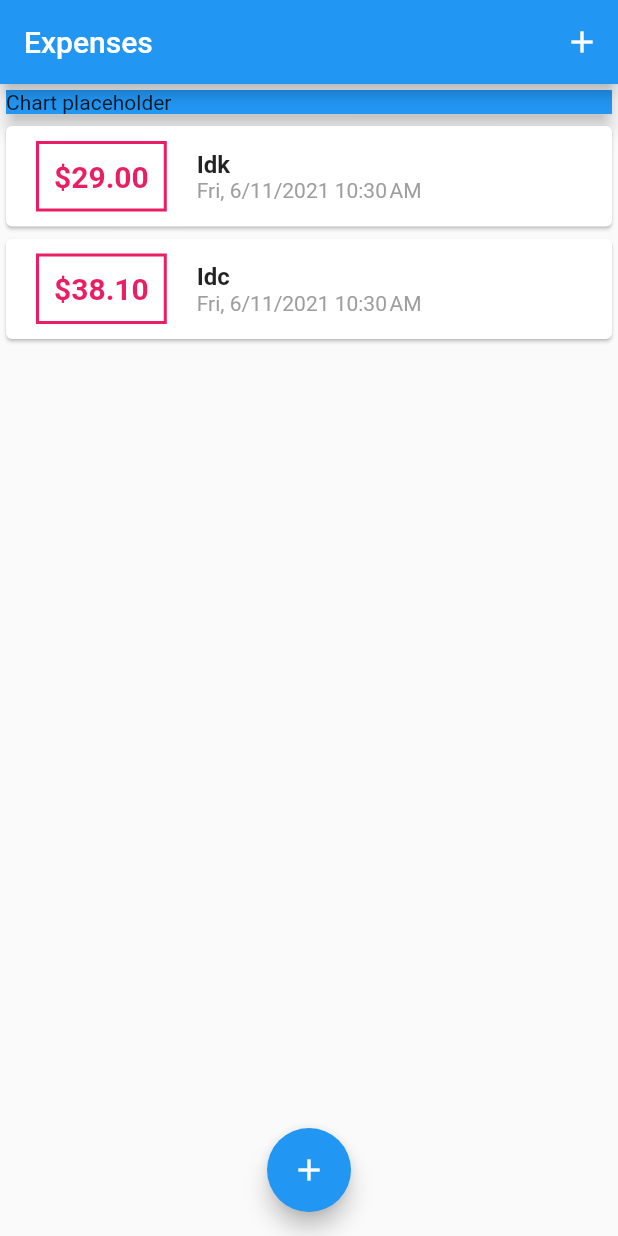
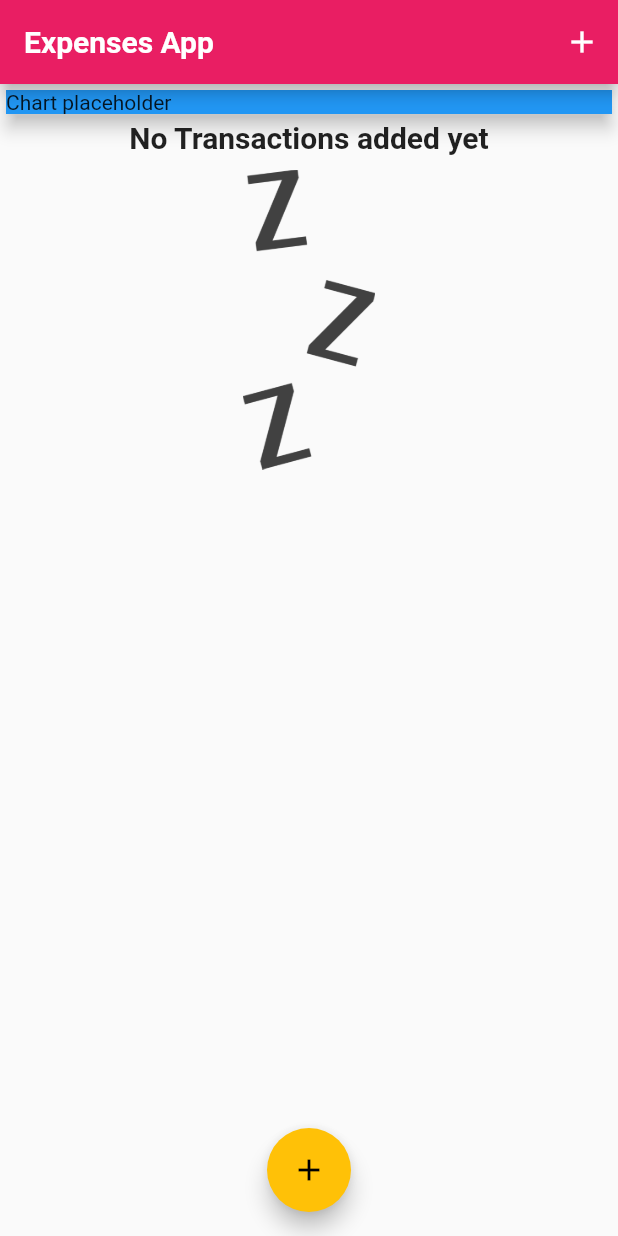
Before and after one commit to hyperinactive/expd, a Flutter app: the screen it shows after launch, on a phone screen of 412 x 824 dp. Run offline on Flutter 3.47's test engine with Material 2 defaults, Android fonts, the phone set to English and light mode, and no system bars; Roboto replaces fonts that are missing (OpenSans).

Commit message:
global theming/styling, image/font addition

```diff
--- a/lib/main.dart
+++ b/lib/main.dart
@@ -12,9 +12,30 @@
   @override
   Widget build(BuildContext context) {
     return MaterialApp(
-      title: 'Flutter Demo',
+      title: 'Expenses App',
+      // Theme Data - global collection of presets
+      // to use the theme, use Theme()
       theme: ThemeData(
-        primarySwatch: Colors.blue,
+        // primarySwatch -> based on a singular color but sets up different shades of it
+        // fontFamily from the pubspec file
+        primarySwatch: Colors.pink,
+        accentColor: Colors.amber,
+        fontFamily: 'Quicksand',
+        textTheme: ThemeData.light().textTheme.copyWith(
+                headline6: TextStyle(
+              fontFamily: 'OpenSans',
+              fontWeight: FontWeight.bold,
+              fontSize: 20,
+            )),
+        appBarTheme: AppBarTheme(
+            // copying the light theme of ThemeData's default but replace the title with our font
+            textTheme: ThemeData.light().textTheme.copyWith(
+                  // headline6 == title
+                  headline6: TextStyle(
+                      fontFamily: 'OpenSans',
+                      fontSize: 20,
+                      fontWeight: FontWeight.bold),
+                )),
       ),
       home: MyHomePage(),
     );
@@ -30,18 +51,18 @@
 class _MyHomePageState extends State<MyHomePage> {
   var uuid = Uuid();
   final List<Transaction> _userTransactions = [
-    Transaction(
-      id: '1',
-      title: 'Idk',
-      amount: 29.00,
-      date: DateTime.now(), // js thing with timestamps
-    ),
-    Transaction(
-      id: '2',
-      title: 'Idc',
-      amount: 38.10,
-      date: DateTime.now(), // js thing with timestamps
-    ),
+    // Transaction(
+    //   id: '1',
+    //   title: 'Idk',
+    //   amount: 29.00,
+    //   date: DateTime.now(), // js thing with timestamps
+    // ),
+    // Transaction(
+    //   id: '2',
+    //   title: 'Idc',
+    //   amount: 38.10,
+    //   date: DateTime.now(), // js thing with timestamps
+    // ),
   ];
 
   void _addTransaction(String title, double amount) {
@@ -83,7 +104,7 @@
   Widget build(BuildContext context) {
     return Scaffold(
       appBar: AppBar(
-        title: Text('Expenses'),
+        title: Text('Expenses App'),
         // actions usually house icons
         // setting up floating action button and icon to open newTransaction modal
         // flutter provides its own materials for icons Icons.props
@@ -108,7 +129,7 @@
       body: SingleChildScrollView(
         child: Column(
           // ROW/COLUMN Main/Cross Axis
-          crossAxisAlignment: CrossAxisAlignment.start,
+          crossAxisAlignment: CrossAxisAlignment.center,
           // <Widget> good practive to label the lists
           children: <Widget>[
             Card(
--- a/lib/widgets/transactionList.dart
+++ b/lib/widgets/transactionList.dart
@@ -20,7 +20,27 @@
       // builder will call for rendering each time it's needed to render a widget
       // it needs an itemBuilder, a function given by flutter, gives a context and index
       // index tells the currently rendered item
-      child: ListView.builder(
+      child: transactions.isEmpty
+          ? Column(
+              children: [
+                Text(
+                  'No Transactions added yet',
+                  style: Theme.of(context).textTheme.headline6,
+                ),
+                // commonly used as separators, occupies spaces, doesn't need a child
+                SizedBox(
+                  height: 10,
+                ),
+                Container(
+                  height: 200,
+                  child: Image.asset(
+                    'assets/images/waiting.png',
+                    fit: BoxFit.cover,
+                  ),
+                ),
+              ],
+            )
+          : ListView.builder(
               itemBuilder: (context, index) {
                 return Card(
                   child: Row(
@@ -38,19 +58,22 @@
                         ),
                         // margin and padding, both use EdgeInsets class
                         padding: EdgeInsets.all(10),
-                  margin: EdgeInsets.symmetric(vertical: 10, horizontal: 20),
+                        margin:
+                            EdgeInsets.symmetric(vertical: 10, horizontal: 20),
                         decoration: BoxDecoration(
-                      border: Border.all(color: Colors.pink, width: 2)),
+                            border: Border.all(
+                          // taking the primary color of the swatch
+                          color: Theme.of(context).primaryColor,
+                          width: 2,
+                        )),
                       ),
                       Column(
                         crossAxisAlignment: CrossAxisAlignment.start,
                         children: [
                           Text(
                             transactions[index].title,
-                      style: TextStyle(
-                        fontWeight: FontWeight.bold,
-                        fontSize: 16,
-                      ),
+                            // using the ThemeData's text theme
+                            style: Theme.of(context).textTheme.headline6,
                           ),
                           Text(
                             // from intl package
@@ -58,7 +81,7 @@
                                 .add_jm()
                                 .format(transactions[index].date),
                             style: TextStyle(
-                        color: Colors.grey,
+                              color: Theme.of(context).primaryColor,
                             ),
                           ),
                         ],
```
Also changed, not shown: pubspec.yaml (+16 -0 lines), assets/fonts/OpenSans-Bold.ttf (added), assets/fonts/OpenSans-Regular.ttf (added), assets/fonts/Quicksand-Bold.ttf (added), assets/fonts/Quicksand-Light.ttf (added), assets/fonts/Quicksand-Medium.ttf (added), assets/fonts/Quicksand-Regular.ttf (added), assets/images/waiting.png (added). Lines whose indentation alone changed are shown as unchanged.
